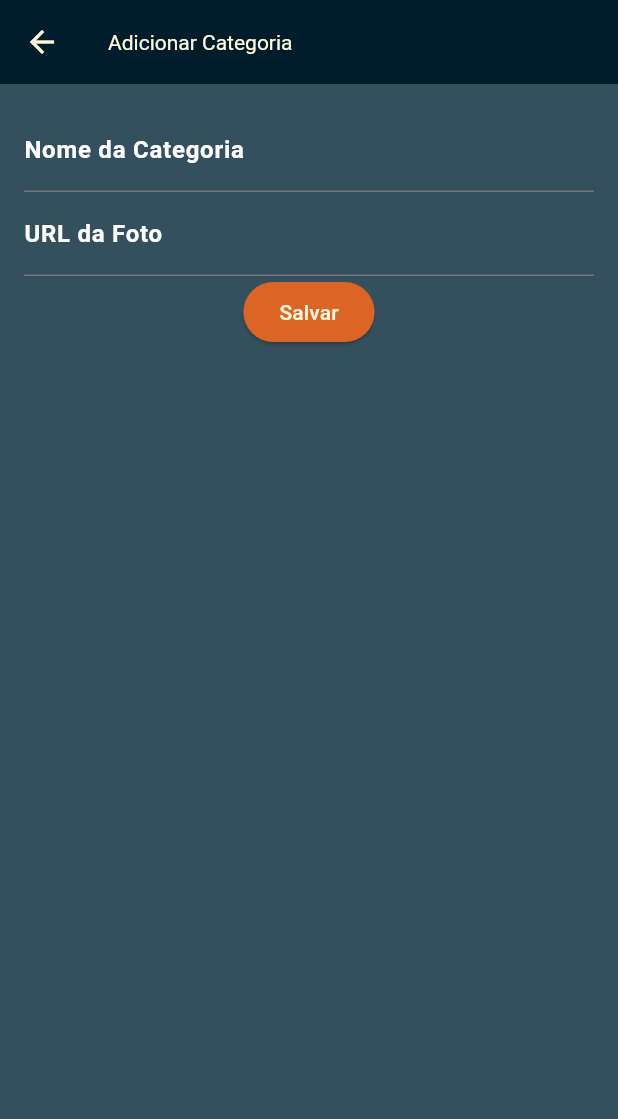
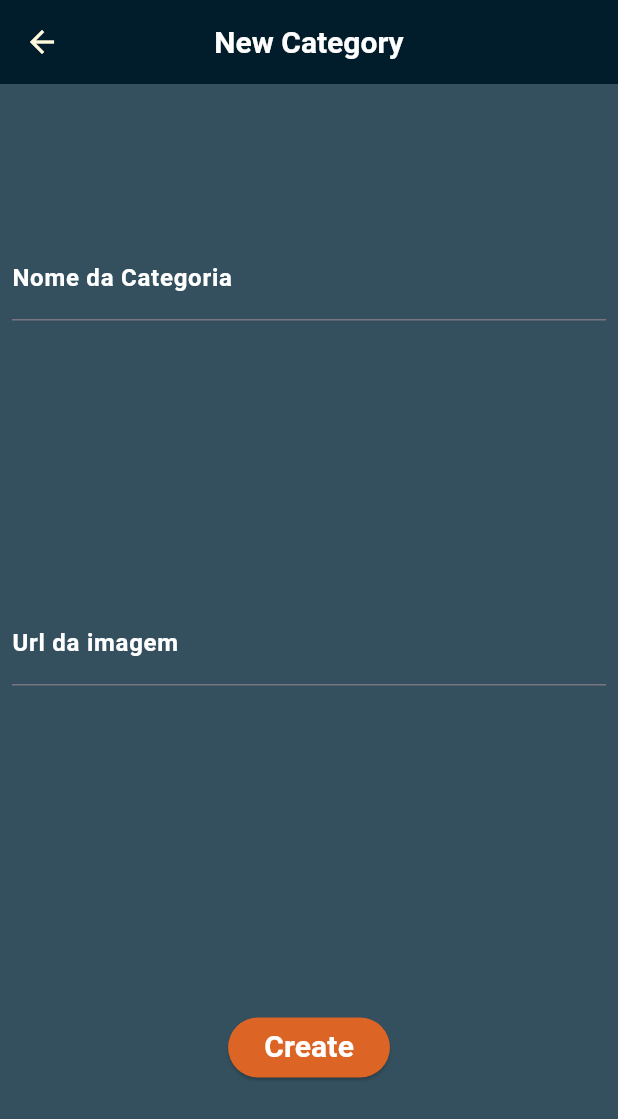
Before and after one commit to Brunokrk/My-Recipes, a Flutter app: the AddCategoryScreen screen opened directly, on a phone screen of 412 x 824 dp. Shown: the top 1119 px of the screen. Run offline on Flutter 3.47's test engine with Material 3 defaults, Android fonts, the light colour scheme and no system bars; our stand-ins replace google_fonts, logger, shared_preferences; missing offline and left inert: http_interceptor; accounts and stored records are empty; statements that could not run were skipped.

```diff
--- a/lib/models/category.dart
+++ b/lib/models/category.dart
@@ -20,7 +20,7 @@ class Category {
         userId = id;
 
   Category.fromMap(Map<String, dynamic> map)
-      : id = map["id"],
+      : id = map["id"].toString(),
         name = map["name"],
         urlPhoto = map["urlPhoto"],
         userId = map["userId"];
--- a/lib/screens/Add-Category-Screen/add_category_screen.dart
+++ b/lib/screens/Add-Category-Screen/add_category_screen.dart
@@ -1,66 +1,69 @@
 import 'package:flutter/material.dart';
+import 'package:shared_preferences/shared_preferences.dart';
+
 import '../../models/category.dart';
 
-class AddCategoryScreen extends StatefulWidget {
-  final Category? category;
+class AddCategoryScreen extends StatelessWidget {
+  AddCategoryScreen({super.key});
 
-  const AddCategoryScreen({Key? key, this.category}) : super(key: key);
-
-  @override
-  _AddCategoryScreenState createState() => _AddCategoryScreenState();
-}
-
-class _AddCategoryScreenState extends State<AddCategoryScreen> {
-  final _formKey = GlobalKey<FormState>();
-  late String _name;
-  late String _urlPhoto;
-
-  @override
-  void initState() {
-    super.initState();
-    _name = widget.category?.name ?? '';
-    _urlPhoto = widget.category?.urlPhoto ?? '';
-  }
+  final TextEditingController _name = TextEditingController();
+  final TextEditingController _url = TextEditingController();
 
   @override
   Widget build(BuildContext context) {
     return Scaffold(
       appBar: AppBar(
-        title: Text(widget.category == null ? 'Adicionar Categoria' : 'Editar Categoria'),
+        title:const Text(
+          "New Category",
+          style: TextStyle(
+            fontSize: 20,
+            fontWeight: FontWeight.bold,
+            color: Colors.white, // Alterado para branco puro
+          ),
+        ),
+        centerTitle: true,
       ),
       body: Padding(
-        padding: const EdgeInsets.all(16.0),
+        padding: const EdgeInsets.all(8.0),
         child: Form(
-          key: _formKey,
+          //key: _formKey,
           child: Column(
+            mainAxisAlignment: MainAxisAlignment.spaceAround,
             children: [
               TextFormField(
-                initialValue: _name,
-                decoration: InputDecoration(
+                controller: _name,
+
+                decoration: const InputDecoration(
                   labelText: 'Nome da Categoria',
                   labelStyle: TextStyle(
                     fontWeight: FontWeight.bold,
-                    color: Colors.white,  // Cor do texto em branco
+                    color: Colors.white, // Cor do texto em branco
                   ),
                 ),
-                validator: (value) => value!.isEmpty ? 'Este campo não pode estar vazio' : null,
-                onSaved: (value) => _name = value!,
               ),
               TextFormField(
-                initialValue: _urlPhoto,
-                decoration: InputDecoration(
-                  labelText: 'URL da Foto',
+                controller: _url,
+                decoration: const InputDecoration(
+                  labelText: 'Url da imagem',
                   labelStyle: TextStyle(
                     fontWeight: FontWeight.bold,
-                    color: Colors.white,  // Cor do texto em branco
+                    color: Colors.white, // Cor do texto em branco
                   ),
                 ),
-                validator: (value) => value!.isEmpty ? 'Este campo não pode estar vazio' : null,
-                onSaved: (value) => _urlPhoto = value!,
               ),
-              ElevatedButton(
-                onPressed:(){},// _submitForm,
-                child: const Text('Salvar'),
+              Padding(
+                padding: EdgeInsets.fromLTRB(0, 30, 0, 0),
+                child: ElevatedButton(
+                  onPressed:(){},// _submitForm,
+                  child: const Text(
+                    "Create",
+                    style: TextStyle(
+                      fontSize: 20,
+                      fontWeight: FontWeight.bold,
+                      color: Colors.white, // Alterado para branco puro
+                    ),
+                  ),
+                ),
               ),
             ],
           ),
@@ -68,17 +71,18 @@ class _AddCategoryScreenState extends State<AddCategoryScreen> {
       ),
     );
   }
-  //
-  // void _submitForm() {
-  //   if (_formKey.currentState!.validate()) {
-  //     _formKey.currentState!.save();
-  //     Category newCategory = Category(
-  //       catId: widget.category?.catId ?? UniqueKey().toString(),
-  //       name: _name,
-  //       urlPhoto: _urlPhoto,
-  //     );
-  //     // Implementar a lógica para adicionar ou atualizar a categoria no banco de dados
-  //     Navigator.pop(context, newCategory);  // Opção para retornar o objeto para uma tela anterior
-  //   }
-  // }
+
+
+  registerCategory(BuildContext context){
+    SharedPreferences.getInstance().then((prefs) {
+      String? token = prefs.getString("accessToken");
+      if(token != null){
+        String name = _name.text;
+        String url = _url.text;
+
+      }
+    });
+
+  }
+
 }
```
Also changed, not shown: lib/main.dart (+6 -2 lines), lib/screens/Home-Screen/home_screen.dart (+57 -19 lines), lib/screens/Home-Screen/widgets/category_card.dart (+15 -10 lines), lib/screens/Home-Screen/widgets/listing_categories.dart (added, +22 -0 lines), 1 other file.
